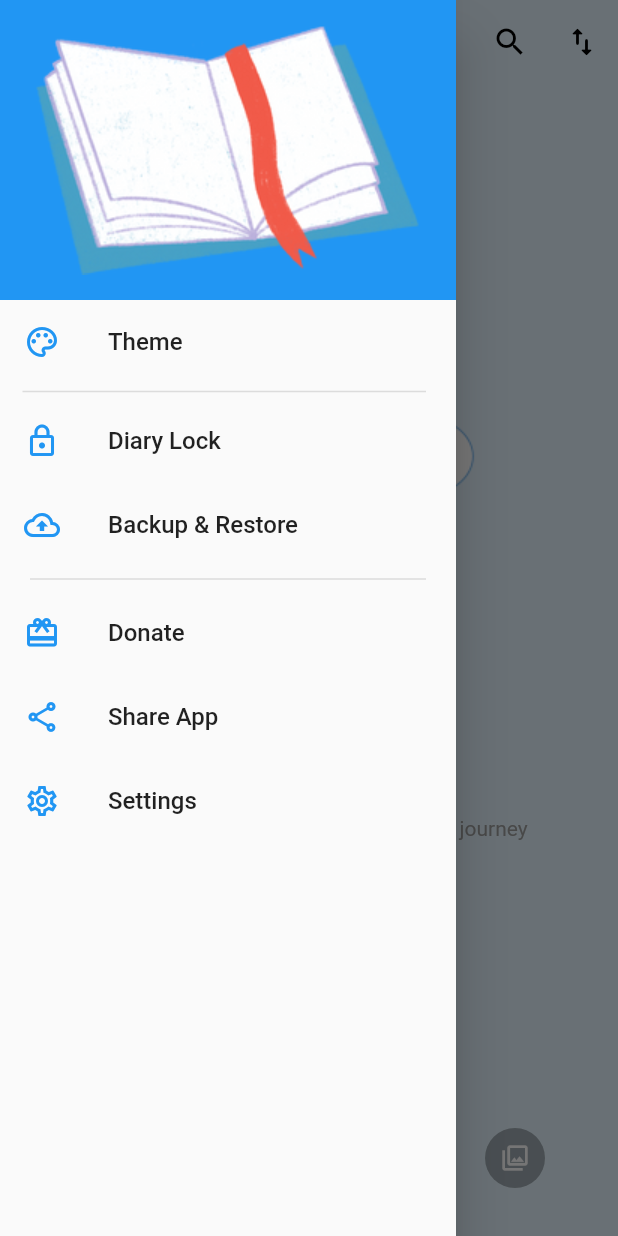
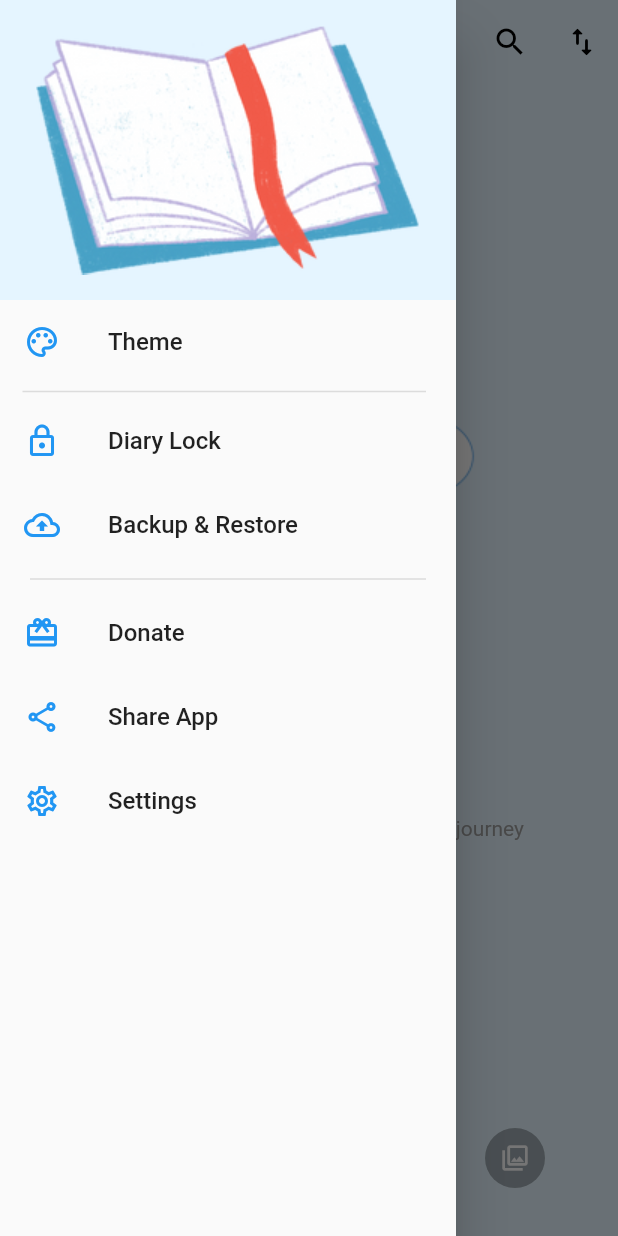
Before and after one commit to VGHao/flutter_memories, a Flutter app: the screen it shows after launch, with the side drawer open, on a phone screen of 412 x 824 dp. Run offline on Flutter 3.47's test engine with Material 2 defaults, Android fonts, the phone set to English and light mode, and no system bars.

Commit message:
Clean HomePage code

```diff
--- a/lib/pages/home_page.dart
+++ b/lib/pages/home_page.dart
@@ -1,6 +1,7 @@
 import 'package:flutter/material.dart';
 
-import '../widgets/drawer_items.dart';
+import '../widgets/drawer_widget.dart';
+import '../widgets/floating_action_widget.dart';
 
 class HomePage extends StatefulWidget {
   const HomePage({super.key});
@@ -15,66 +16,7 @@ class _HomePageState extends State<HomePage> {
     return Scaffold(
       extendBodyBehindAppBar: true,
       backgroundColor: const Color(0xFFE5F5FF),
-      drawer: SafeArea(
-        child: Drawer(
-          child: SingleChildScrollView(
-            padding: EdgeInsets.zero,
-            child: Column(
-              children: [
-                Container(
-                  width: double.infinity,
-                  height: 200,
-                  decoration: const BoxDecoration(
-                    color: Colors.blue,
-                  ),
-                  child: Image.asset('assets/images/drawer_header.png'),
-                ),
-                DrawerItems(
-                  icon: Icons.color_lens_outlined,
-                  title: "Theme",
-                  onTap: () {},
-                ),
-                const Divider(
-                  height: 10.0,
-                  indent: 15,
-                  endIndent: 20,
-                  thickness: 1,
-                ),
-                DrawerItems(
-                  icon: Icons.lock_outlined,
-                  title: "Diary Lock",
-                  onTap: () {},
-                ),
-                DrawerItems(
-                  icon: Icons.backup_outlined,
-                  title: "Backup & Restore",
-                  onTap: () {},
-                ),
-                const Divider(
-                  indent: 20,
-                  endIndent: 20,
-                  thickness: 1,
-                ),
-                DrawerItems(
-                  icon: Icons.card_giftcard_outlined,
-                  title: "Donate",
-                  onTap: () {},
-                ),
-                DrawerItems(
-                  icon: Icons.share_outlined,
-                  title: "Share App",
-                  onTap: () {},
-                ),
-                DrawerItems(
-                  icon: Icons.settings_outlined,
-                  title: "Settings",
-                  onTap: () {},
-                ),
-              ],
-            ),
-          ),
-        ),
-      ),
+      drawer: const DrawerWidget(),
       appBar: AppBar(
         elevation: 0,
         backgroundColor: Colors.transparent,
@@ -106,7 +48,7 @@ class _HomePageState extends State<HomePage> {
                 ),
                 const SizedBox(height: 5.0),
                 const Text(
-                  "Click '+' button to start writing your first journey",
+                  "Click + button to start writing your first journey",
                   style: TextStyle(
                     color: Colors.grey,
                   ),
@@ -114,60 +56,7 @@ class _HomePageState extends State<HomePage> {
               ],
             ),
           ),
-          Positioned(
-            width: MediaQuery.of(context).size.width,
-            bottom: 20,
-            child: Row(
-              mainAxisAlignment: MainAxisAlignment.spaceAround,
-              crossAxisAlignment: CrossAxisAlignment.center,
-              children: [
-                ElevatedButton(
-                  onPressed: () {},
-                  style: ElevatedButton.styleFrom(
-                    elevation: 0,
-                    shape: const CircleBorder(),
-                    padding: const EdgeInsets.all(10),
-                    backgroundColor:
-                        Colors.black.withOpacity(0.3), // <-- Button color
-                    foregroundColor: Colors.white, // <-- Splash color
-                  ),
-                  child: const Icon(
-                    Icons.calendar_month_rounded,
-                    color: Colors.white,
-                    size: 20,
-                  ),
-                ),
-                ElevatedButton(
-                  onPressed: () {},
-                  style: ElevatedButton.styleFrom(
-                    shape: const CircleBorder(),
-                    padding: const EdgeInsets.all(20),
-                    backgroundColor: Colors.blue, // <-- Button color
-                    foregroundColor: Colors.white, // <-- Splash color
-                  ),
-                  child: const Icon(
-                    Icons.add,
-                    color: Colors.white,
-                  ),
-                ),
-                ElevatedButton(
-                  onPressed: () {},
-                  style: ElevatedButton.styleFrom(
-                    elevation: 0,
-                    shape: const CircleBorder(),
-                    padding: const EdgeInsets.all(10),
-                    backgroundColor: Colors.black.withOpacity(0.3),
-                    foregroundColor: Colors.white, // <-- Splash color
-                  ),
-                  child: const Icon(
-                    Icons.photo_library_outlined,
-                    color: Colors.white,
-                    size: 20,
-                  ),
-                ),
-              ],
-            ),
-          ),
+          const FloatingButtonWidget(),
         ],
       ),
     );
--- /dev/null
+++ b/lib/widgets/drawer_widget.dart
@@ -0,0 +1,73 @@
+import 'package:flutter/material.dart';
+
+import 'drawer_items.dart';
+
+class DrawerWidget extends StatelessWidget {
+  const DrawerWidget({
+    Key? key,
+  }) : super(key: key);
+
+  @override
+  Widget build(BuildContext context) {
+    return SafeArea(
+      child: Drawer(
+        child: SingleChildScrollView(
+          padding: EdgeInsets.zero,
+          child: Column(
+            children: [
+              Container(
+                width: double.infinity,
+                height: 200,
+                decoration: const BoxDecoration(
+                  color: Color(0xFFE5F5FF),
+                ),
+                child: Image.asset('assets/images/drawer_header.png'),
+              ),
+              DrawerItems(
+                icon: Icons.color_lens_outlined,
+                title: "Theme",
+                onTap: () {},
+              ),
+              const Divider(
+                height: 10.0,
+                indent: 15,
+                endIndent: 20,
+                thickness: 1,
+              ),
+              DrawerItems(
+                icon: Icons.lock_outlined,
+                title: "Diary Lock",
+                onTap: () {},
+              ),
+              DrawerItems(
+                icon: Icons.backup_outlined,
+                title: "Backup & Restore",
+                onTap: () {},
+              ),
+              const Divider(
+                indent: 20,
+                endIndent: 20,
+                thickness: 1,
+              ),
+              DrawerItems(
+                icon: Icons.card_giftcard_outlined,
+                title: "Donate",
+                onTap: () {},
+              ),
+              DrawerItems(
+                icon: Icons.share_outlined,
+                title: "Share App",
+                onTap: () {},
+              ),
+              DrawerItems(
+                icon: Icons.settings_outlined,
+                title: "Settings",
+                onTap: () {},
+              ),
+            ],
+          ),
+        ),
+      ),
+    );
+  }
+}
--- /dev/null
+++ b/lib/widgets/floating_action_widget.dart
@@ -0,0 +1,64 @@
+import 'package:flutter/material.dart';
+
+class FloatingButtonWidget extends StatelessWidget {
+  const FloatingButtonWidget({
+    Key? key,
+  }) : super(key: key);
+
+  @override
+  Widget build(BuildContext context) {
+    return Positioned(
+      width: MediaQuery.of(context).size.width,
+      bottom: 20,
+      child: Row(
+        mainAxisAlignment: MainAxisAlignment.spaceAround,
+        crossAxisAlignment: CrossAxisAlignment.center,
+        children: [
+          ElevatedButton(
+            onPressed: () {},
+            style: ElevatedButton.styleFrom(
+              elevation: 0,
+              shape: const CircleBorder(),
+              padding: const EdgeInsets.all(10),
+              backgroundColor: Colors.black.withOpacity(0.3),
+              foregroundColor: Colors.white,
+            ),
+            child: const Icon(
+              Icons.calendar_month_rounded,
+              color: Colors.white,
+              size: 20,
+            ),
+          ),
+          ElevatedButton(
+            onPressed: () {},
+            style: ElevatedButton.styleFrom(
+              shape: const CircleBorder(),
+              padding: const EdgeInsets.all(20),
+              backgroundColor: Colors.blue,
+              foregroundColor: Colors.white,
+            ),
+            child: const Icon(
+              Icons.add,
+              color: Colors.white,
+            ),
+          ),
+          ElevatedButton(
+            onPressed: () {},
+            style: ElevatedButton.styleFrom(
+              elevation: 0,
+              shape: const CircleBorder(),
+              padding: const EdgeInsets.all(10),
+              backgroundColor: Colors.black.withOpacity(0.3),
+              foregroundColor: Colors.white,
+            ),
+            child: const Icon(
+              Icons.photo_library_outlined,
+              color: Colors.white,
+              size: 20,
+            ),
+          ),
+        ],
+      ),
+    );
+  }
+}
```
